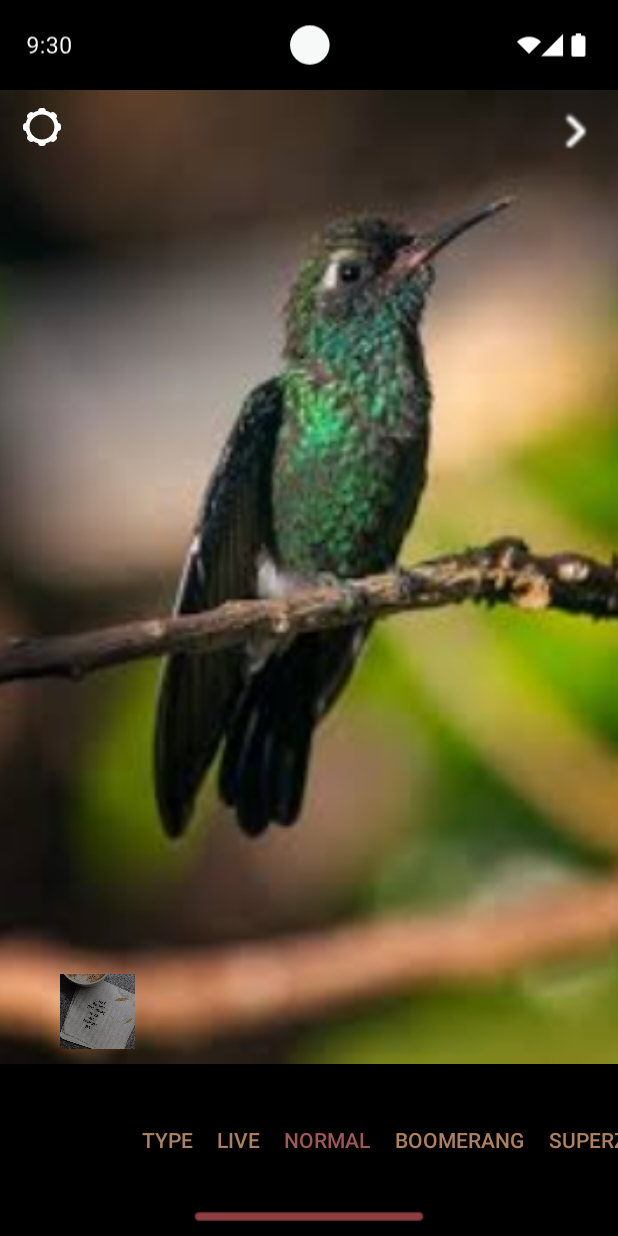
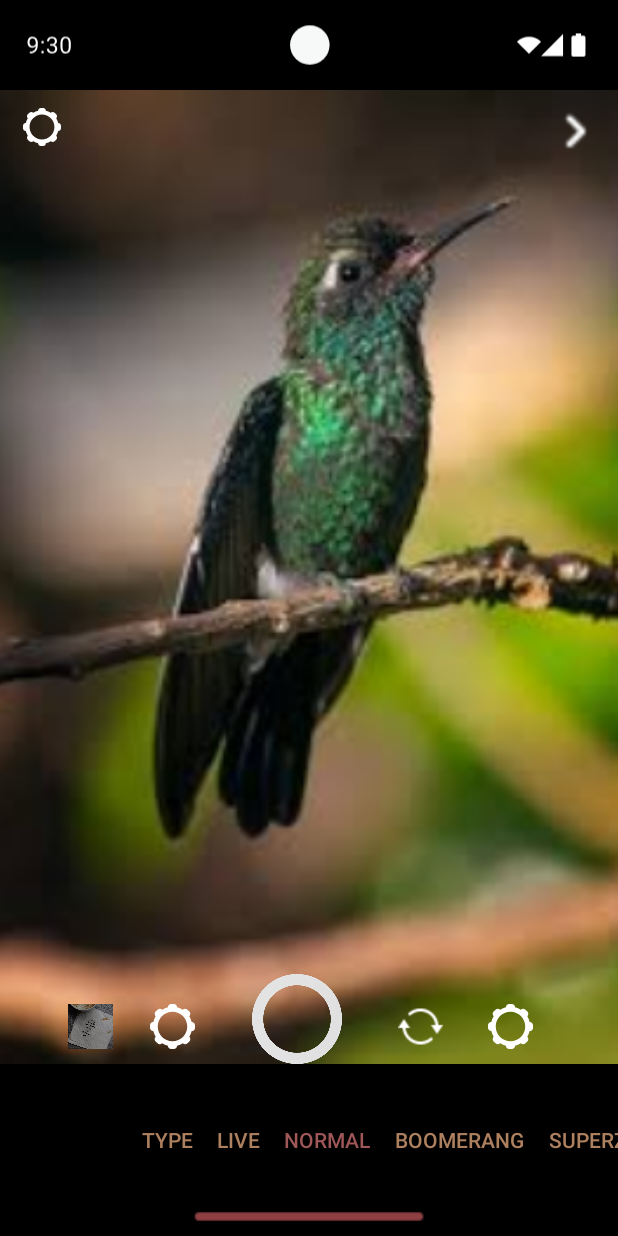
Before and after one commit to hamnaasif7377/My-Android-Assignment-App, an Android app: the seventeen screen opened directly, with no data from a screen before it, on a phone screen of 412 x 824 dp. Run offline under Robolectric (Android 15) with nearby library versions, the phone set to English and light mode, and no system bars.

Commit message:
page 16 half done bottom part is left

```diff
--- a/app/src/main/AndroidManifest.xml
+++ b/app/src/main/AndroidManifest.xml
@@ -11,6 +11,9 @@
         android:roundIcon="@mipmap/ic_launcher_round"
         android:supportsRtl="true"
         android:theme="@style/Theme.HamnaAppTask">
+        <activity
+            android:name=".sixteen"
+            android:exported="false" />
         <activity
             android:name=".twelve"
             android:exported="false" />
--- a/app/src/main/res/layout/activity_main.xml
+++ b/app/src/main/res/layout/activity_main.xml
@@ -60,7 +60,6 @@
             android:layout_alignParentBottom="true"
             android:layout_marginBottom="100dp"
             android:layout_marginLeft="45dp"
-            android:background="@drawable/settings"
             android:scaleType="centerCrop"
             android:clipToOutline="true"/>
         <ImageView
@@ -84,11 +83,10 @@
         <ImageView
             android:layout_width="30dp"
             android:layout_height="30dp"
-            android:src="@drawable/settings"
+            android:src="@drawable/sync"
             android:layout_alignParentBottom="true"
             android:layout_marginBottom="100dp"
             android:layout_marginLeft="265dp"
-            android:background="@drawable/settings"
             android:scaleType="centerCrop"
             android:clipToOutline="true"/>
         <ImageView
--- a/app/src/main/res/layout/activity_nineteen.xml
+++ b/app/src/main/res/layout/activity_nineteen.xml
@@ -37,7 +37,7 @@
         <ImageView
             android:layout_width="match_parent"
             android:layout_height="wrap_content"
-            android:src="@drawable/storyicons"
+            android:src="@drawable/story_icons"
             android:adjustViewBounds="true"
             android:layout_alignParentTop="true">
         </ImageView>
--- a/app/src/main/res/layout/activity_seventeen.xml
+++ b/app/src/main/res/layout/activity_seventeen.xml
@@ -54,13 +54,48 @@
             android:layout_alignParentTop="true"
             android:layout_margin="12dp"/>
         <ImageView
-            android:layout_width="50dp"
-            android:layout_height="50dp"
+            android:layout_width="30dp"
+            android:layout_height="30dp"
             android:src="@drawable/squareimage6"
             android:layout_alignParentBottom="true"
             android:layout_marginBottom="100dp"
-            android:layout_marginLeft="40dp"
-            android:background="@drawable/settings"
+            android:layout_marginLeft="45dp"
+            android:scaleType="centerCrop"
+            android:clipToOutline="true"/>
+        <ImageView
+            android:layout_width="30dp"
+            android:layout_height="30dp"
+            android:src="@drawable/settings"
+            android:layout_alignParentBottom="true"
+            android:layout_marginBottom="100dp"
+            android:layout_marginLeft="100dp"
+            android:scaleType="centerCrop"
+            android:clipToOutline="true"/>
+        <ImageView
+            android:layout_width="60dp"
+            android:layout_height="60dp"
+            android:src="@drawable/circle"
+            android:layout_alignParentBottom="true"
+            android:layout_marginBottom="90dp"
+            android:layout_marginLeft="168dp"
+            android:scaleType="centerCrop"
+            android:clipToOutline="true"/>
+        <ImageView
+            android:layout_width="30dp"
+            android:layout_height="30dp"
+            android:src="@drawable/sync"
+            android:layout_alignParentBottom="true"
+            android:layout_marginBottom="100dp"
+            android:layout_marginLeft="265dp"
+            android:scaleType="centerCrop"
+            android:clipToOutline="true"/>
+        <ImageView
+            android:layout_width="30dp"
+            android:layout_height="30dp"
+            android:src="@drawable/settings"
+            android:layout_alignParentBottom="true"
+            android:layout_marginBottom="100dp"
+            android:layout_marginLeft="325dp"
             android:scaleType="centerCrop"
             android:clipToOutline="true"/>
 
@@ -164,7 +199,7 @@
                 android:layout_height="wrap_content"
                 android:text="FOCUS"
                 android:textSize="14sp"
-                android:textColor="@color/brickbrown"
+                android:textColor="@color/lightbrown"
                 android:background="@android:color/transparent"
                 android:minWidth="0dp"
                 android:minHeight="0dp"
```
Also changed, not shown: app/src/main/java/com/example/hamnaapptask/sixteen.kt (added, +20 -0 lines), app/src/main/res/drawable/story_icons.xml (added, +77 -0 lines), app/src/main/res/layout/activity_sixteen.xml (added, +174 -0 lines), app/src/main/res/drawable/storyicons.png (deleted), app/src/main/res/drawable/sync.png (added).
